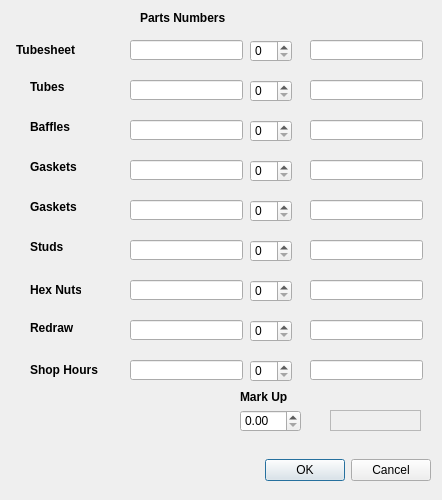
JIHarrison/BundleTool, file misc_Dialog.ui: the form before one commit.
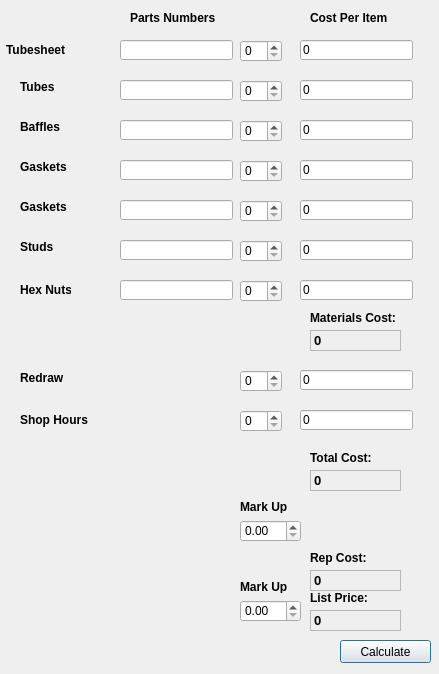
The form after the commit.

Commit message: combined Tool2 and Tool1

```diff
--- a/misc_Dialog.ui
+++ b/misc_Dialog.ui
@@ -6,129 +6,37 @@
    <rect>
     <x>0</x>
     <y>0</y>
-    <width>442</width>
-    <height>500</height>
+    <width>439</width>
+    <height>674</height>
    </rect>
   </property>
+  <property name="minimumSize">
+   <size>
+    <width>439</width>
+    <height>674</height>
+   </size>
+  </property>
   <property name="windowTitle">
    <string>Dialog</string>
   </property>
-  <widget class="QDialogButtonBox" name="buttonBox">
+  <widget class="QLineEdit" name="hex_nuts_unit_cost_lineEdit">
    <property name="geometry">
     <rect>
-     <x>210</x>
-     <y>450</y>
-     <width>221</width>
-     <height>41</height>
-    </rect>
-   </property>
-   <property name="orientation">
-    <enum>Qt::Horizontal</enum>
-   </property>
-   <property name="standardButtons">
-    <set>QDialogButtonBox::Cancel|QDialogButtonBox::Ok</set>
-   </property>
-  </widget>
-  <widget class="QLabel" name="gaskets_label">
-   <property name="geometry">
-    <rect>
-     <x>30</x>
-     <y>160</y>
-     <width>47</width>
-     <height>13</height>
-    </rect>
-   </property>
-   <property name="font">
-    <font>
-     <weight>75</weight>
-     <bold>true</bold>
-    </font>
-   </property>
-   <property name="text">
-    <string>Gaskets</string>
-   </property>
-  </widget>
-  <widget class="QLabel" name="shop_bundle_label">
-   <property name="geometry">
-    <rect>
-     <x>30</x>
-     <y>360</y>
-     <width>91</width>
-     <height>20</height>
-    </rect>
-   </property>
-   <property name="font">
-    <font>
-     <weight>75</weight>
-     <bold>true</bold>
-    </font>
-   </property>
-   <property name="text">
-    <string>Shop Hours</string>
-   </property>
-  </widget>
-  <widget class="QLabel" name="hex_label">
-   <property name="geometry">
-    <rect>
-     <x>30</x>
+     <x>300</x>
      <y>280</y>
-     <width>51</width>
+     <width>113</width>
      <height>20</height>
     </rect>
    </property>
-   <property name="font">
-    <font>
-     <weight>75</weight>
-     <bold>true</bold>
-    </font>
-   </property>
    <property name="text">
-    <string>Hex Nuts</string>
-   </property>
-  </widget>
-  <widget class="QLabel" name="studs_label">
-   <property name="geometry">
-    <rect>
-     <x>30</x>
-     <y>240</y>
-     <width>47</width>
-     <height>13</height>
-    </rect>
-   </property>
-   <property name="font">
-    <font>
-     <weight>75</weight>
-     <bold>true</bold>
-    </font>
-   </property>
-   <property name="text">
-    <string>Studs</string>
-   </property>
-  </widget>
-  <widget class="QLabel" name="gaskets2_label">
-   <property name="geometry">
-    <rect>
-     <x>30</x>
-     <y>200</y>
-     <width>47</width>
-     <height>13</height>
-    </rect>
-   </property>
-   <property name="font">
-    <font>
-     <weight>75</weight>
-     <bold>true</bold>
-    </font>
-   </property>
-   <property name="text">
-    <string>Gaskets</string>
+    <string>0</string>
    </property>
   </widget>
   <widget class="QLabel" name="redraw_label">
    <property name="geometry">
     <rect>
-     <x>30</x>
-     <y>320</y>
+     <x>20</x>
+     <y>370</y>
      <width>47</width>
      <height>16</height>
     </rect>
@@ -143,157 +51,33 @@
     <string>Redraw</string>
    </property>
   </widget>
-  <widget class="QLabel" name="tubesheet_label">
+  <widget class="QLabel" name="caclulated_list_price_label">
    <property name="geometry">
     <rect>
-     <x>16</x>
-     <y>40</y>
-     <width>61</width>
-     <height>20</height>
+     <x>310</x>
+     <y>610</y>
+     <width>91</width>
+     <height>21</height>
     </rect>
    </property>
    <property name="font">
     <font>
+     <pointsize>10</pointsize>
      <weight>75</weight>
      <bold>true</bold>
     </font>
    </property>
-   <property name="text">
-    <string>Tubesheet</string>
+   <property name="frameShape">
+    <enum>QFrame::StyledPanel</enum>
    </property>
-  </widget>
-  <widget class="QLabel" name="baffles_label">
-   <property name="geometry">
-    <rect>
-     <x>30</x>
-     <y>120</y>
-     <width>47</width>
-     <height>13</height>
-    </rect>
-   </property>
-   <property name="font">
-    <font>
-     <weight>75</weight>
-     <bold>true</bold>
-    </font>
-   </property>
    <property name="text">
-    <string>Baffles</string>
-   </property>
-  </widget>
-  <widget class="QLabel" name="tubes_label">
-   <property name="geometry">
-    <rect>
-     <x>30</x>
-     <y>80</y>
-     <width>47</width>
-     <height>13</height>
-    </rect>
-   </property>
-   <property name="font">
-    <font>
-     <weight>75</weight>
-     <bold>true</bold>
-    </font>
-   </property>
-   <property name="text">
-    <string>Tubes</string>
-   </property>
-  </widget>
-  <widget class="QLineEdit" name="part_number_lineEdit">
-   <property name="geometry">
-    <rect>
-     <x>130</x>
-     <y>40</y>
-     <width>113</width>
-     <height>20</height>
-    </rect>
-   </property>
-  </widget>
-  <widget class="QLineEdit" name="part_number_lineEdit_2">
-   <property name="geometry">
-    <rect>
-     <x>130</x>
-     <y>80</y>
-     <width>113</width>
-     <height>20</height>
-    </rect>
-   </property>
-  </widget>
-  <widget class="QLineEdit" name="part_number_lineEdit_3">
-   <property name="geometry">
-    <rect>
-     <x>130</x>
-     <y>120</y>
-     <width>113</width>
-     <height>20</height>
-    </rect>
-   </property>
-  </widget>
-  <widget class="QLineEdit" name="part_number_lineEdit_4">
-   <property name="geometry">
-    <rect>
-     <x>130</x>
-     <y>160</y>
-     <width>113</width>
-     <height>20</height>
-    </rect>
-   </property>
-  </widget>
-  <widget class="QLineEdit" name="part_number_lineEdit_5">
-   <property name="geometry">
-    <rect>
-     <x>130</x>
-     <y>200</y>
-     <width>113</width>
-     <height>20</height>
-    </rect>
-   </property>
-  </widget>
-  <widget class="QLineEdit" name="part_number_lineEdit_6">
-   <property name="geometry">
-    <rect>
-     <x>130</x>
-     <y>240</y>
-     <width>113</width>
-     <height>20</height>
-    </rect>
-   </property>
-  </widget>
-  <widget class="QLineEdit" name="part_number_lineEdit_7">
-   <property name="geometry">
-    <rect>
-     <x>130</x>
-     <y>280</y>
-     <width>113</width>
-     <height>20</height>
-    </rect>
-   </property>
-  </widget>
-  <widget class="QLineEdit" name="part_number_lineEdit_8">
-   <property name="geometry">
-    <rect>
-     <x>130</x>
-     <y>320</y>
-     <width>113</width>
-     <height>20</height>
-    </rect>
-   </property>
-  </widget>
-  <widget class="QLineEdit" name="part_number_lineEdit_9">
-   <property name="geometry">
-    <rect>
-     <x>130</x>
-     <y>360</y>
-     <width>113</width>
-     <height>20</height>
-    </rect>
+    <string>0</string>
    </property>
   </widget>
   <widget class="QLabel" name="parts_number_label">
    <property name="geometry">
     <rect>
-     <x>140</x>
+     <x>130</x>
      <y>10</y>
      <width>91</width>
      <height>16</height>
@@ -309,201 +93,549 @@
     <string>Parts Numbers</string>
    </property>
   </widget>
+  <widget class="QLineEdit" name="part_number_lineEdit_5">
+   <property name="geometry">
+    <rect>
+     <x>120</x>
+     <y>200</y>
+     <width>113</width>
+     <height>20</height>
+    </rect>
+   </property>
+  </widget>
+  <widget class="QDoubleSpinBox" name="markup_SpinBox_2">
+   <property name="geometry">
+    <rect>
+     <x>240</x>
+     <y>600</y>
+     <width>61</width>
+     <height>22</height>
+    </rect>
+   </property>
+   <property name="singleStep">
+    <double>0.050000000000000</double>
+   </property>
+  </widget>
+  <widget class="QLabel" name="studs_label">
+   <property name="geometry">
+    <rect>
+     <x>20</x>
+     <y>240</y>
+     <width>47</width>
+     <height>13</height>
+    </rect>
+   </property>
+   <property name="font">
+    <font>
+     <weight>75</weight>
+     <bold>true</bold>
+    </font>
+   </property>
+   <property name="text">
+    <string>Studs</string>
+   </property>
+  </widget>
+  <widget class="QLineEdit" name="part_number_lineEdit_3">
+   <property name="geometry">
+    <rect>
+     <x>120</x>
+     <y>120</y>
+     <width>113</width>
+     <height>20</height>
+    </rect>
+   </property>
+  </widget>
+  <widget class="QSpinBox" name="spinBox_7">
+   <property name="geometry">
+    <rect>
+     <x>240</x>
+     <y>280</y>
+     <width>42</width>
+     <height>22</height>
+    </rect>
+   </property>
+  </widget>
+  <widget class="QLineEdit" name="baffles_unit_cost_lineEdit">
+   <property name="geometry">
+    <rect>
+     <x>300</x>
+     <y>120</y>
+     <width>113</width>
+     <height>20</height>
+    </rect>
+   </property>
+   <property name="text">
+    <string>0</string>
+   </property>
+  </widget>
+  <widget class="QLineEdit" name="part_number_lineEdit">
+   <property name="geometry">
+    <rect>
+     <x>120</x>
+     <y>40</y>
+     <width>113</width>
+     <height>20</height>
+    </rect>
+   </property>
+  </widget>
   <widget class="QSpinBox" name="spinBox">
    <property name="geometry">
     <rect>
-     <x>250</x>
+     <x>240</x>
      <y>40</y>
      <width>42</width>
      <height>22</height>
     </rect>
    </property>
   </widget>
-  <widget class="QSpinBox" name="spinBox_2">
+  <widget class="QLabel" name="total_cost_label">
    <property name="geometry">
     <rect>
-     <x>250</x>
-     <y>80</y>
+     <x>310</x>
+     <y>450</y>
+     <width>71</width>
+     <height>16</height>
+    </rect>
+   </property>
+   <property name="font">
+    <font>
+     <weight>75</weight>
+     <bold>true</bold>
+    </font>
+   </property>
+   <property name="text">
+    <string>Total Cost:</string>
+   </property>
+  </widget>
+  <widget class="QLabel" name="rep_cost_label">
+   <property name="geometry">
+    <rect>
+     <x>310</x>
+     <y>550</y>
+     <width>71</width>
+     <height>16</height>
+    </rect>
+   </property>
+   <property name="font">
+    <font>
+     <weight>75</weight>
+     <bold>true</bold>
+    </font>
+   </property>
+   <property name="text">
+    <string>Rep Cost:</string>
+   </property>
+  </widget>
+  <widget class="QSpinBox" name="spinBox_6">
+   <property name="geometry">
+    <rect>
+     <x>240</x>
+     <y>240</y>
      <width>42</width>
      <height>22</height>
     </rect>
    </property>
   </widget>
+  <widget class="QLabel" name="gaskets2_label">
+   <property name="geometry">
+    <rect>
+     <x>20</x>
+     <y>200</y>
+     <width>47</width>
+     <height>13</height>
+    </rect>
+   </property>
+   <property name="font">
+    <font>
+     <weight>75</weight>
+     <bold>true</bold>
+    </font>
+   </property>
+   <property name="text">
+    <string>Gaskets</string>
+   </property>
+  </widget>
   <widget class="QSpinBox" name="spinBox_3">
    <property name="geometry">
     <rect>
-     <x>250</x>
+     <x>240</x>
      <y>120</y>
      <width>42</width>
      <height>22</height>
     </rect>
    </property>
   </widget>
-  <widget class="QSpinBox" name="spinBox_4">
+  <widget class="QLineEdit" name="part_number_lineEdit_7">
    <property name="geometry">
     <rect>
-     <x>250</x>
-     <y>160</y>
-     <width>42</width>
-     <height>22</height>
+     <x>120</x>
+     <y>280</y>
+     <width>113</width>
+     <height>20</height>
     </rect>
    </property>
   </widget>
   <widget class="QSpinBox" name="spinBox_5">
    <property name="geometry">
     <rect>
-     <x>250</x>
+     <x>240</x>
      <y>200</y>
      <width>42</width>
      <height>22</height>
     </rect>
    </property>
   </widget>
-  <widget class="QSpinBox" name="spinBox_6">
+  <widget class="QLabel" name="tubesheet_label">
    <property name="geometry">
     <rect>
-     <x>250</x>
+     <x>6</x>
+     <y>40</y>
+     <width>61</width>
+     <height>20</height>
+    </rect>
+   </property>
+   <property name="font">
+    <font>
+     <weight>75</weight>
+     <bold>true</bold>
+    </font>
+   </property>
+   <property name="text">
+    <string>Tubesheet</string>
+   </property>
+  </widget>
+  <widget class="QLineEdit" name="studs_unit_cost_lineEdit">
+   <property name="geometry">
+    <rect>
+     <x>300</x>
      <y>240</y>
-     <width>42</width>
-     <height>22</height>
+     <width>113</width>
+     <height>20</height>
     </rect>
    </property>
+   <property name="text">
+    <string>0</string>
+   </property>
   </widget>
-  <widget class="QSpinBox" name="spinBox_7">
+  <widget class="QLabel" name="markup_label">
    <property name="geometry">
     <rect>
-     <x>250</x>
+     <x>240</x>
+     <y>500</y>
+     <width>47</width>
+     <height>13</height>
+    </rect>
+   </property>
+   <property name="font">
+    <font>
+     <weight>75</weight>
+     <bold>true</bold>
+    </font>
+   </property>
+   <property name="text">
+    <string>Mark Up</string>
+   </property>
+  </widget>
+  <widget class="QLabel" name="hex_label">
+   <property name="geometry">
+    <rect>
+     <x>20</x>
      <y>280</y>
-     <width>42</width>
-     <height>22</height>
+     <width>51</width>
+     <height>20</height>
     </rect>
    </property>
+   <property name="font">
+    <font>
+     <weight>75</weight>
+     <bold>true</bold>
+    </font>
+   </property>
+   <property name="text">
+    <string>Hex Nuts</string>
+   </property>
   </widget>
-  <widget class="QSpinBox" name="spinBox_8">
+  <widget class="QLineEdit" name="part_number_lineEdit_4">
    <property name="geometry">
     <rect>
-     <x>250</x>
-     <y>320</y>
+     <x>120</x>
+     <y>160</y>
+     <width>113</width>
+     <height>20</height>
+    </rect>
+   </property>
+  </widget>
+  <widget class="QLabel" name="calculated_rep_cost_label">
+   <property name="geometry">
+    <rect>
+     <x>310</x>
+     <y>570</y>
+     <width>91</width>
+     <height>21</height>
+    </rect>
+   </property>
+   <property name="font">
+    <font>
+     <pointsize>10</pointsize>
+     <weight>75</weight>
+     <bold>true</bold>
+    </font>
+   </property>
+   <property name="frameShape">
+    <enum>QFrame::StyledPanel</enum>
+   </property>
+   <property name="text">
+    <string>0</string>
+   </property>
+  </widget>
+  <widget class="QSpinBox" name="spinBox_4">
+   <property name="geometry">
+    <rect>
+     <x>240</x>
+     <y>160</y>
      <width>42</width>
      <height>22</height>
     </rect>
    </property>
   </widget>
-  <widget class="QSpinBox" name="spinBox_9">
+  <widget class="QDoubleSpinBox" name="markup_SpinBox">
    <property name="geometry">
     <rect>
-     <x>250</x>
-     <y>360</y>
-     <width>42</width>
+     <x>240</x>
+     <y>520</y>
+     <width>61</width>
      <height>22</height>
+    </rect>
+   </property>
+   <property name="singleStep">
+    <double>0.250000000000000</double>
+   </property>
+  </widget>
+  <widget class="QLineEdit" name="part_number_lineEdit_6">
+   <property name="geometry">
+    <rect>
+     <x>120</x>
+     <y>240</y>
+     <width>113</width>
+     <height>20</height>
     </rect>
    </property>
   </widget>
   <widget class="QLineEdit" name="tubesheet_unit_cost_lineEdit">
    <property name="geometry">
     <rect>
-     <x>310</x>
+     <x>300</x>
      <y>40</y>
      <width>113</width>
      <height>20</height>
     </rect>
    </property>
+   <property name="text">
+    <string>0</string>
+   </property>
   </widget>
-  <widget class="QLineEdit" name="tubes_unit_cost_lineEdit">
+  <widget class="QSpinBox" name="spinBox_2">
    <property name="geometry">
     <rect>
-     <x>310</x>
+     <x>240</x>
      <y>80</y>
-     <width>113</width>
-     <height>20</height>
+     <width>42</width>
+     <height>22</height>
     </rect>
    </property>
   </widget>
-  <widget class="QLineEdit" name="baffles_unit_cost_lineEdit">
+  <widget class="QLabel" name="materials_cost_label">
    <property name="geometry">
     <rect>
      <x>310</x>
-     <y>120</y>
-     <width>113</width>
-     <height>20</height>
+     <y>310</y>
+     <width>91</width>
+     <height>16</height>
     </rect>
    </property>
+   <property name="font">
+    <font>
+     <weight>75</weight>
+     <bold>true</bold>
+    </font>
+   </property>
+   <property name="text">
+    <string>Materials Cost:</string>
+   </property>
   </widget>
-  <widget class="QLineEdit" name="gaskets_unit_cost_lineEdit_1">
+  <widget class="QLabel" name="tubes_label">
    <property name="geometry">
     <rect>
-     <x>310</x>
-     <y>160</y>
-     <width>113</width>
-     <height>20</height>
+     <x>20</x>
+     <y>80</y>
+     <width>47</width>
+     <height>13</height>
     </rect>
    </property>
+   <property name="font">
+    <font>
+     <weight>75</weight>
+     <bold>true</bold>
+    </font>
+   </property>
+   <property name="text">
+    <string>Tubes</string>
+   </property>
   </widget>
   <widget class="QLineEdit" name="gaskets_unit_cost_lineEdit_2">
    <property name="geometry">
     <rect>
-     <x>310</x>
+     <x>300</x>
      <y>200</y>
      <width>113</width>
      <height>20</height>
     </rect>
    </property>
-  </widget>
-  <widget class="QLineEdit" name="studs_unit_cost_lineEdit">
-   <property name="geometry">
-    <rect>
-     <x>310</x>
-     <y>240</y>
-     <width>113</width>
-     <height>20</height>
-    </rect>
-   </property>
-  </widget>
-  <widget class="QLineEdit" name="hex_nuts_unit_cost_lineEdit">
-   <property name="geometry">
-    <rect>
-     <x>310</x>
-     <y>280</y>
-     <width>113</width>
-     <height>20</height>
-    </rect>
+   <property name="text">
+    <string>0</string>
    </property>
   </widget>
   <widget class="QLineEdit" name="redraw_cost_lineEdit">
    <property name="geometry">
     <rect>
-     <x>310</x>
-     <y>320</y>
+     <x>300</x>
+     <y>370</y>
      <width>113</width>
      <height>20</height>
     </rect>
+   </property>
+   <property name="text">
+    <string>0</string>
+   </property>
+  </widget>
+  <widget class="QLineEdit" name="gaskets_unit_cost_lineEdit_1">
+   <property name="geometry">
+    <rect>
+     <x>300</x>
+     <y>160</y>
+     <width>113</width>
+     <height>20</height>
+    </rect>
+   </property>
+   <property name="text">
+    <string>0</string>
+   </property>
+  </widget>
+  <widget class="QPushButton" name="pushButton">
+   <property name="geometry">
+    <rect>
+     <x>340</x>
+     <y>640</y>
+     <width>91</width>
+     <height>23</height>
+    </rect>
+   </property>
+   <property name="text">
+    <string>Calculate</string>
+   </property>
+  </widget>
+  <widget class="QLabel" name="per_item_label">
+   <property name="geometry">
+    <rect>
+     <x>310</x>
+     <y>10</y>
+     <width>81</width>
+     <height>16</height>
+    </rect>
+   </property>
+   <property name="font">
+    <font>
+     <weight>75</weight>
+     <bold>true</bold>
+    </font>
+   </property>
+   <property name="text">
+    <string>Cost Per Item</string>
+   </property>
+  </widget>
+  <widget class="QLabel" name="calculated_materials_label">
+   <property name="geometry">
+    <rect>
+     <x>310</x>
+     <y>330</y>
+     <width>91</width>
+     <height>21</height>
+    </rect>
+   </property>
+   <property name="font">
+    <font>
+     <pointsize>10</pointsize>
+     <weight>75</weight>
+     <bold>true</bold>
+    </font>
+   </property>
+   <property name="frameShape">
+    <enum>QFrame::StyledPanel</enum>
+   </property>
+   <property name="text">
+    <string>0</string>
+   </property>
+  </widget>
+  <widget class="QLabel" name="calculated_total_label">
+   <property name="geometry">
+    <rect>
+     <x>310</x>
+     <y>470</y>
+     <width>91</width>
+     <height>21</height>
+    </rect>
+   </property>
+   <property name="font">
+    <font>
+     <pointsize>10</pointsize>
+     <weight>75</weight>
+     <bold>true</bold>
+    </font>
+   </property>
+   <property name="frameShape">
+    <enum>QFrame::StyledPanel</enum>
+   </property>
+   <property name="text">
+    <string>0</string>
    </property>
   </widget>
   <widget class="QLineEdit" name="shop_hours_cost_lineEdit">
    <property name="geometry">
     <rect>
+     <x>300</x>
+     <y>410</y>
+     <width>113</width>
+     <height>20</height>
+    </rect>
+   </property>
+   <property name="text">
+    <string>0</string>
+   </property>
+  </widget>
+  <widget class="QLabel" name="list_price_label">
+   <property name="geometry">
+    <rect>
      <x>310</x>
-     <y>360</y>
-     <width>113</width>
-     <height>20</height>
+     <y>590</y>
+     <width>71</width>
+     <height>16</height>
     </rect>
    </property>
-  </widget>
-  <widget class="QDoubleSpinBox" name="doubleSpinBox">
-   <property name="geometry">
-    <rect>
-     <x>240</x>
-     <y>410</y>
-     <width>61</width>
-     <height>22</height>
-    </rect>
+   <property name="font">
+    <font>
+     <weight>75</weight>
+     <bold>true</bold>
+    </font>
    </property>
+   <property name="text">
+    <string>List Price:</string>
+   </property>
   </widget>
-  <widget class="QLabel" name="markup_label">
+  <widget class="QLabel" name="markup_label_2">
    <property name="geometry">
     <rect>
      <x>240</x>
-     <y>390</y>
+     <y>580</y>
      <width>47</width>
      <height>13</height>
     </rect>
@@ -518,27 +650,104 @@
     <string>Mark Up</string>
    </property>
   </widget>
-  <widget class="QLabel" name="label">
+  <widget class="QLineEdit" name="tubes_unit_cost_lineEdit">
    <property name="geometry">
     <rect>
-     <x>330</x>
+     <x>300</x>
+     <y>80</y>
+     <width>113</width>
+     <height>20</height>
+    </rect>
+   </property>
+   <property name="text">
+    <string>0</string>
+   </property>
+  </widget>
+  <widget class="QLineEdit" name="part_number_lineEdit_2">
+   <property name="geometry">
+    <rect>
+     <x>120</x>
+     <y>80</y>
+     <width>113</width>
+     <height>20</height>
+    </rect>
+   </property>
+  </widget>
+  <widget class="QLabel" name="shop_bundle_label">
+   <property name="geometry">
+    <rect>
+     <x>20</x>
      <y>410</y>
      <width>91</width>
-     <height>21</height>
+     <height>20</height>
     </rect>
    </property>
    <property name="font">
     <font>
-     <pointsize>12</pointsize>
      <weight>75</weight>
      <bold>true</bold>
     </font>
    </property>
-   <property name="frameShape">
-    <enum>QFrame::StyledPanel</enum>
+   <property name="text">
+    <string>Shop Hours</string>
    </property>
+  </widget>
+  <widget class="QLabel" name="gaskets_label">
+   <property name="geometry">
+    <rect>
+     <x>20</x>
+     <y>160</y>
+     <width>47</width>
+     <height>13</height>
+    </rect>
+   </property>
+   <property name="font">
+    <font>
+     <weight>75</weight>
+     <bold>true</bold>
+    </font>
+   </property>
    <property name="text">
-    <string/>
+    <string>Gaskets</string>
+   </property>
+  </widget>
+  <widget class="QSpinBox" name="spinBox_9">
+   <property name="geometry">
+    <rect>
+     <x>240</x>
+     <y>410</y>
+     <width>42</width>
+     <height>22</height>
+    </rect>
+   </property>
+  </widget>
+  <widget class="QLabel" name="baffles_label">
+   <property name="geometry">
+    <rect>
+     <x>20</x>
+     <y>120</y>
+     <width>47</width>
+     <height>13</height>
+    </rect>
+   </property>
+   <property name="font">
+    <font>
+     <weight>75</weight>
+     <bold>true</bold>
+    </font>
+   </property>
+   <property name="text">
+    <string>Baffles</string>
+   </property>
+  </widget>
+  <widget class="QSpinBox" name="spinBox_8">
+   <property name="geometry">
+    <rect>
+     <x>240</x>
+     <y>370</y>
+     <width>42</width>
+     <height>22</height>
+    </rect>
    </property>
   </widget>
  </widget>
```
Left out of the diff: 65 changed lines with no effect on the pictures. The commit also changes 1 other file.
